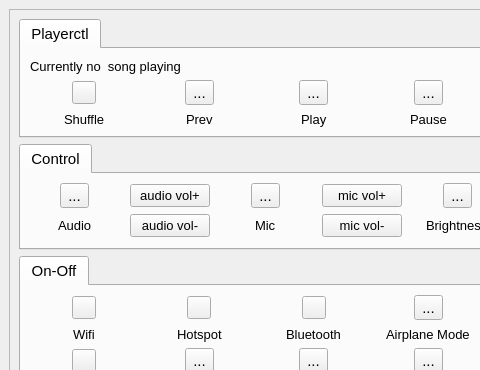
Above: qwikaccess.ui from bollustrado/qwikaccess before the change; both pictures show x 0 to 480 and y 0 to 370 of the 642 by 719 pixel window. Below: the same form after it.
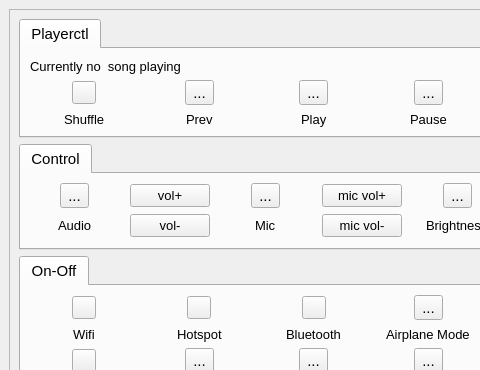
That is the form after the change. Icons and pictures are not drawn.

What changed in the file:
```diff
--- a/qwikaccess.ui
+++ b/qwikaccess.ui
@@ -1265,7 +1265,7 @@
                </font>
               </property>
               <property name="text">
-               <string>audio vol+</string>
+               <string>vol+</string>
               </property>
              </widget>
             </item>
@@ -1277,7 +1277,7 @@
                </font>
               </property>
               <property name="text">
-               <string>audio vol-</string>
+               <string>vol-</string>
               </property>
              </widget>
             </item>
```
